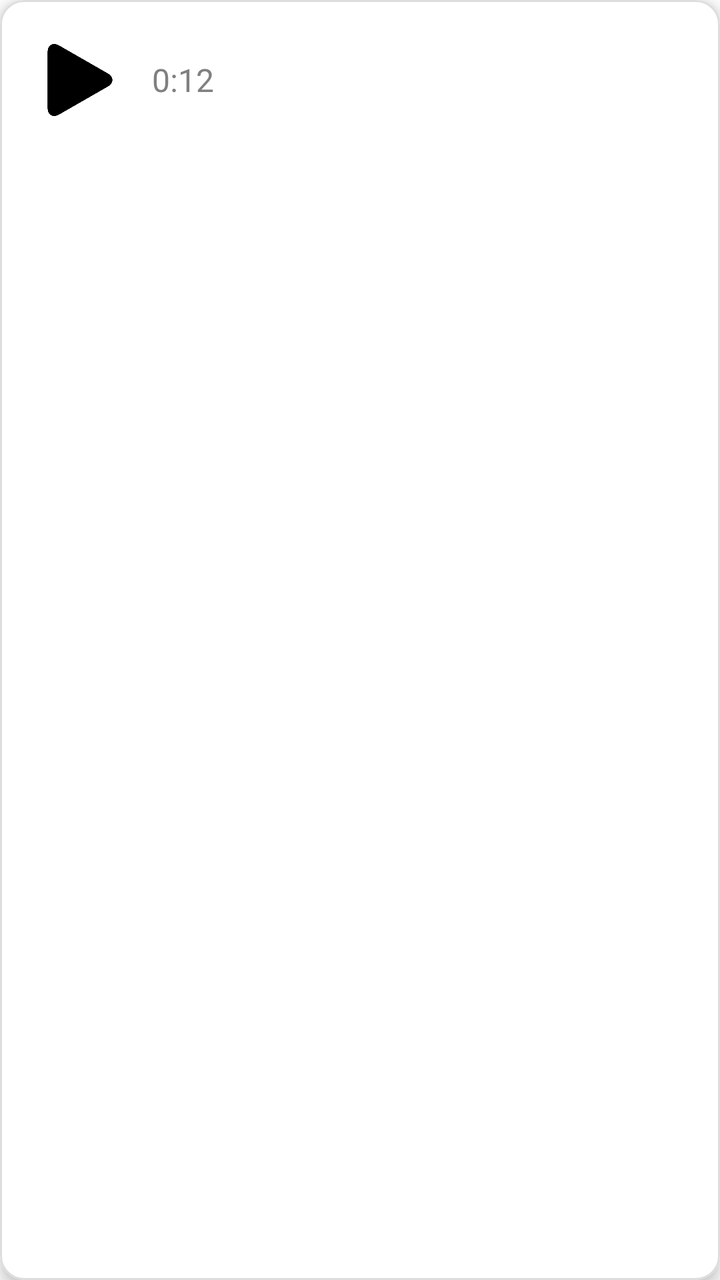
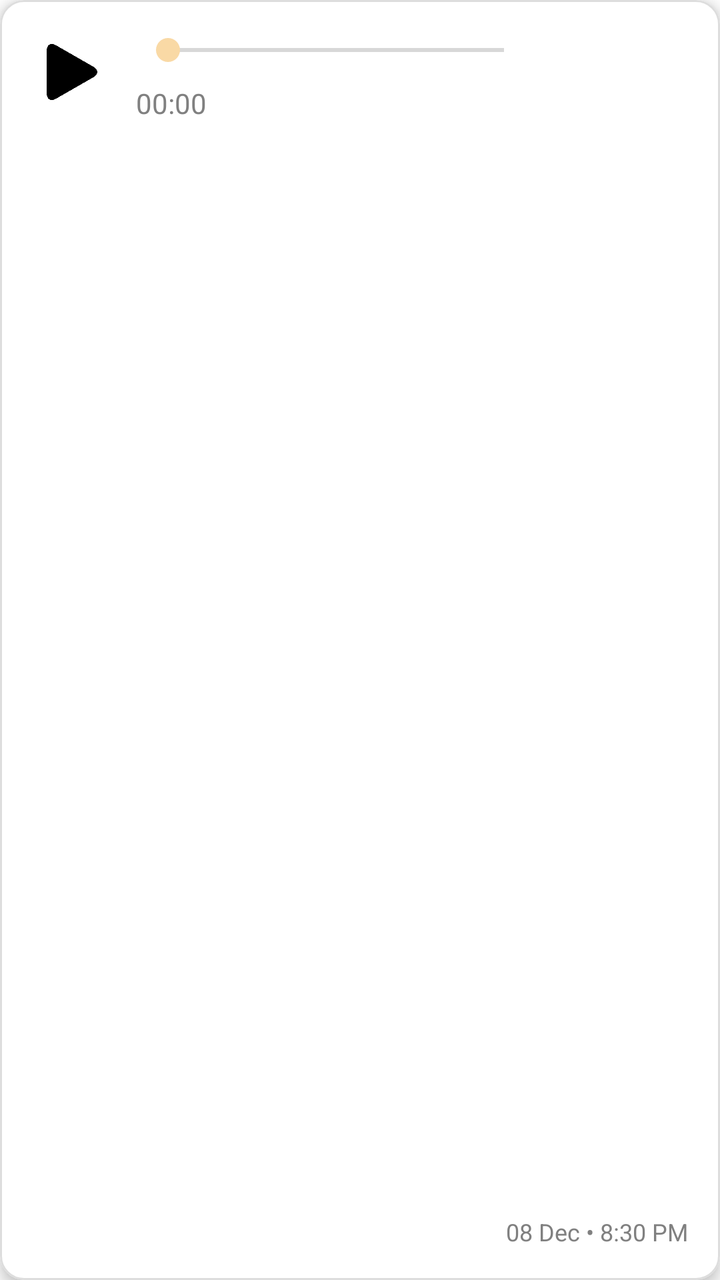

Screens rendered from an Android XML layout before and after an edit, with the pre-edit source and the edit as a unified diff.
<!-- AndroidManifest.xml: application theme Theme.NotePad -->
<!-- res/layout/item_voice_note.xml -->
<?xml version="1.0" encoding="utf-8"?>
<com.google.android.material.card.MaterialCardView
    xmlns:android="http://schemas.android.com/apk/res/android"
    xmlns:app="http://schemas.android.com/apk/res-auto"
    android:layout_width="match_parent"
    android:layout_height="wrap_content"
    android:layout_margin="8dp"
    app:cardCornerRadius="12dp"
    app:cardElevation="4dp"
    app:strokeWidth="1dp"
    app:strokeColor="@color/cardShadow"
    app:cardBackgroundColor="@color/cardBackground">

    
    <RelativeLayout
        android:layout_width="match_parent"
        android:layout_height="wrap_content"
        android:padding="16dp">

        
        <LinearLayout
            android:id="@+id/leftContainer"
            android:layout_width="wrap_content"
            android:layout_height="wrap_content"
            android:orientation="horizontal"
            android:gravity="center_vertical">

            
            <ImageButton
                android:id="@+id/btnPlayAudio"
                android:layout_width="48dp"
                android:layout_height="48dp"
                android:background="@null"
                android:src="@drawable/ic_play_button"
                app:tint="@color/cardTitleText"
                android:scaleType="centerInside"
                android:padding="6dp"
                android:contentDescription="Play Voice Note" />

            
            <TextView
                android:id="@+id/audioDuration"
                android:layout_width="wrap_content"
                android:layout_height="wrap_content"
                android:textSize="16sp"
                android:layout_marginStart="12dp"
                android:textColor="@color/cardSubtitleText"
                android:text="0:12" />
        </LinearLayout>

        
        <TextView
            android:id="@+id/audioDateTime"
            android:layout_width="wrap_content"
            android:layout_height="wrap_content"
            android:text=""
            android:textSize="12sp"
            android:textColor="@color/cardSubtitleText"
            android:layout_alignParentEnd="true"
            android:layout_alignParentBottom="true"/>

    </RelativeLayout>

</com.google.android.material.card.MaterialCardView>
<!-- resources referenced by this layout -->
<resources>
  <color name="cardBackground">#FFFFFF</color>
  <color name="cardShadow">#DDDDDD</color>
  <color name="cardSubtitleText">#808080</color>
  <color name="cardTitleText">#000000</color>
  <!-- drawable ic_play_button: png bitmap (drawable, 4747 bytes) -->
  <style name="Theme.NotePad" parent="Theme.MaterialComponents.DayNight.NoActionBar">
  
          
          <item name="colorPrimary">@color/colorPrimary</item>
          <item name="colorPrimaryVariant">@color/colorPrimaryDark</item>
          <item name="colorOnPrimary">@color/cardTitleText</item>
  
          
          <item name="colorSecondary">@color/fabColor</item>
  
          
          <item name="android:statusBarColor">@color/colorPrimary</item>
          <item name="colorSurface">@color/colorPrimary</item>
  
          <item name="android:windowLightStatusBar">true</item>
  
          
          <item name="android:windowBackground">@color/background</item>
      </style>
  <color name="colorPrimary">#F9D9A5</color>
  <color name="colorPrimaryDark">#F9D9A5</color>
  <color name="fabColor">#F9D9A5</color>
  <color name="background">#FFFFFF</color>
</resources>

<!-- the commit's change to res/layout/item_voice_note.xml (unified diff, before → after) -->
@@ -11,54 +11,50 @@
     app:strokeColor="@color/cardShadow"
     app:cardBackgroundColor="@color/cardBackground">
 
-    
     <RelativeLayout
         android:layout_width="match_parent"
         android:layout_height="wrap_content"
         android:padding="16dp">
 
-        
-        <LinearLayout
-            android:id="@+id/leftContainer"
+        <ImageButton
+            android:id="@+id/btnPlayAudio"
+            android:layout_width="40dp"
+            android:layout_height="40dp"
+            android:background="@null"
+            android:src="@drawable/ic_play_button"
+            app:tint="@color/cardTitleText"
+            android:scaleType="centerInside"
+            android:padding="6dp"
+            android:contentDescription="Play Voice Note" />
+
+        <SeekBar
+            android:id="@+id/seekBarAudio"
+            android:layout_width="200dp"
+            android:layout_height="wrap_content"
+            android:layout_toEndOf="@id/btnPlayAudio"
+            android:layout_marginStart="12dp" />
+
+        <TextView
+            android:id="@+id/audioDuration"
             android:layout_width="wrap_content"
             android:layout_height="wrap_content"
-            android:orientation="horizontal"
-            android:gravity="center_vertical">
+            android:text="00:00"
+            android:textSize="14sp"
+            android:textColor="@color/cardSubtitleText"
+            android:layout_below="@id/seekBarAudio"
+            android:layout_toEndOf="@id/btnPlayAudio"
+            android:layout_marginStart="12dp"
+            android:layout_marginTop="8dp" />
 
-            
-            <ImageButton
-                android:id="@+id/btnPlayAudio"
-                android:layout_width="48dp"
-                android:layout_height="48dp"
-                android:background="@null"
-                android:src="@drawable/ic_play_button"
-                app:tint="@color/cardTitleText"
-                android:scaleType="centerInside"
-                android:padding="6dp"
-                android:contentDescription="Play Voice Note" />
-
-            
-            <TextView
-                android:id="@+id/audioDuration"
-                android:layout_width="wrap_content"
-                android:layout_height="wrap_content"
-                android:textSize="16sp"
-                android:layout_marginStart="12dp"
-                android:textColor="@color/cardSubtitleText"
-                android:text="0:12" />
-        </LinearLayout>
-
-        
         <TextView
             android:id="@+id/audioDateTime"
             android:layout_width="wrap_content"
             android:layout_height="wrap_content"
-            android:text=""
+            android:text="08 Dec • 8:30 PM"
             android:textSize="12sp"
             android:textColor="@color/cardSubtitleText"
             android:layout_alignParentEnd="true"
-            android:layout_alignParentBottom="true"/>
+            android:layout_alignParentBottom="true" />
 
     </RelativeLayout>
-
 </com.google.android.material.card.MaterialCardView>
